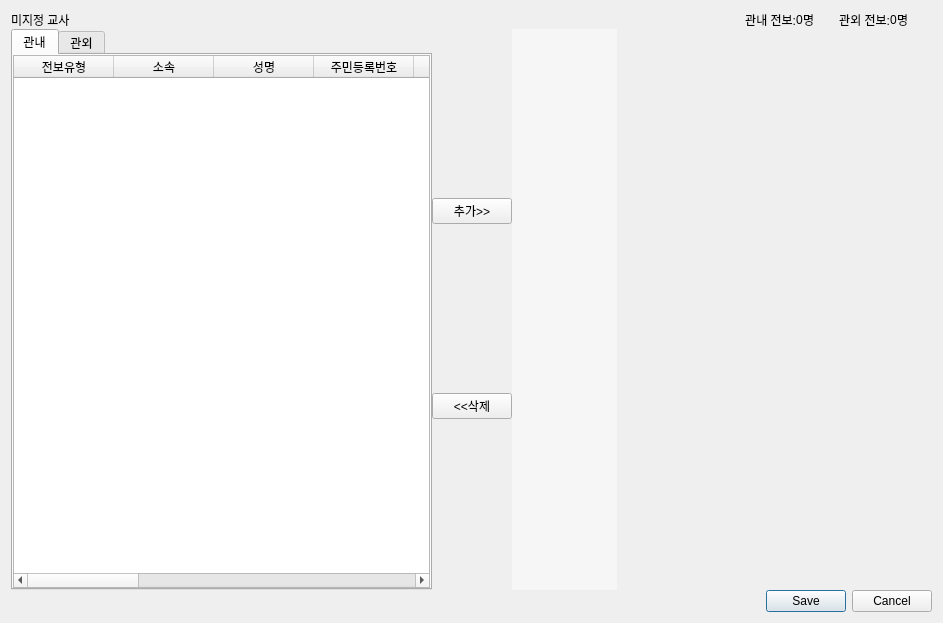
Old version of the form tableWidget.ui in the repository sjhan2781/py-transfer-tool.
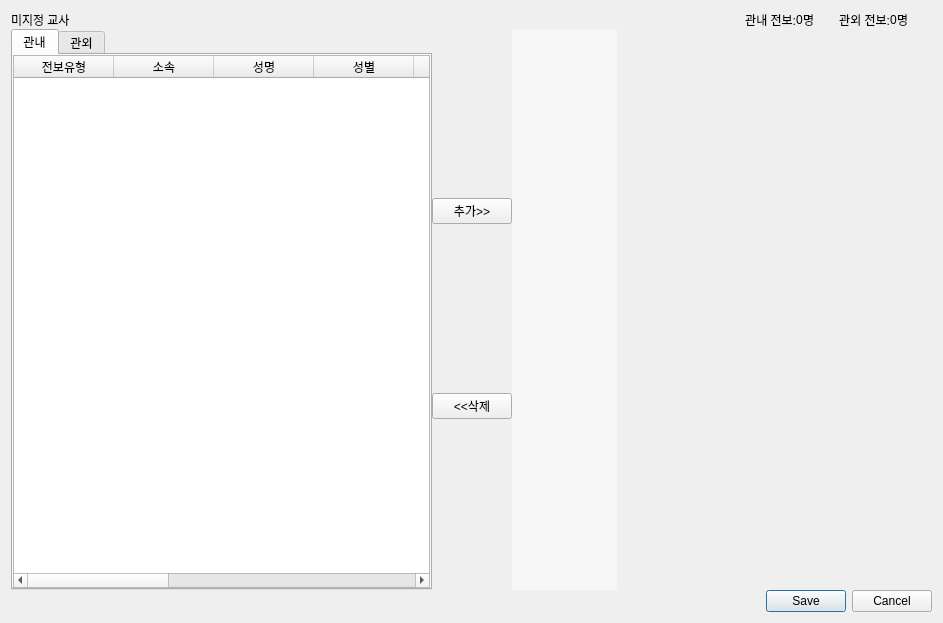
New version of the form.

```diff
--- a/tableWidget.ui
+++ b/tableWidget.ui
@@ -140,7 +140,7 @@
           <bool>true</bool>
          </property>
          <property name="columnCount">
-          <number>14</number>
+          <number>11</number>
          </property>
          <attribute name="horizontalHeaderCascadingSectionResizes">
           <bool>true</bool>
@@ -169,11 +169,6 @@
            <string>성명</string>
           </property>
          </column>
-         <column>
-          <property name="text">
-           <string>주민등록번호</string>
-          </property>
-         </column>
          <column>
           <property name="text">
            <string>성별</string>
@@ -184,11 +179,6 @@
            <string>급지</string>
           </property>
          </column>
-         <column>
-          <property name="text">
-           <string>발령일</string>
-          </property>
-         </column>
          <column>
           <property name="text">
            <string>전보년수</string>
@@ -219,11 +209,6 @@
            <string>비고</string>
           </property>
          </column>
-         <column>
-          <property name="text">
-           <string>id</string>
-          </property>
-         </column>
         </widget>
        </item>
       </layout>
```
Left out of the diff: 10 changed lines with no effect on the pictures.
